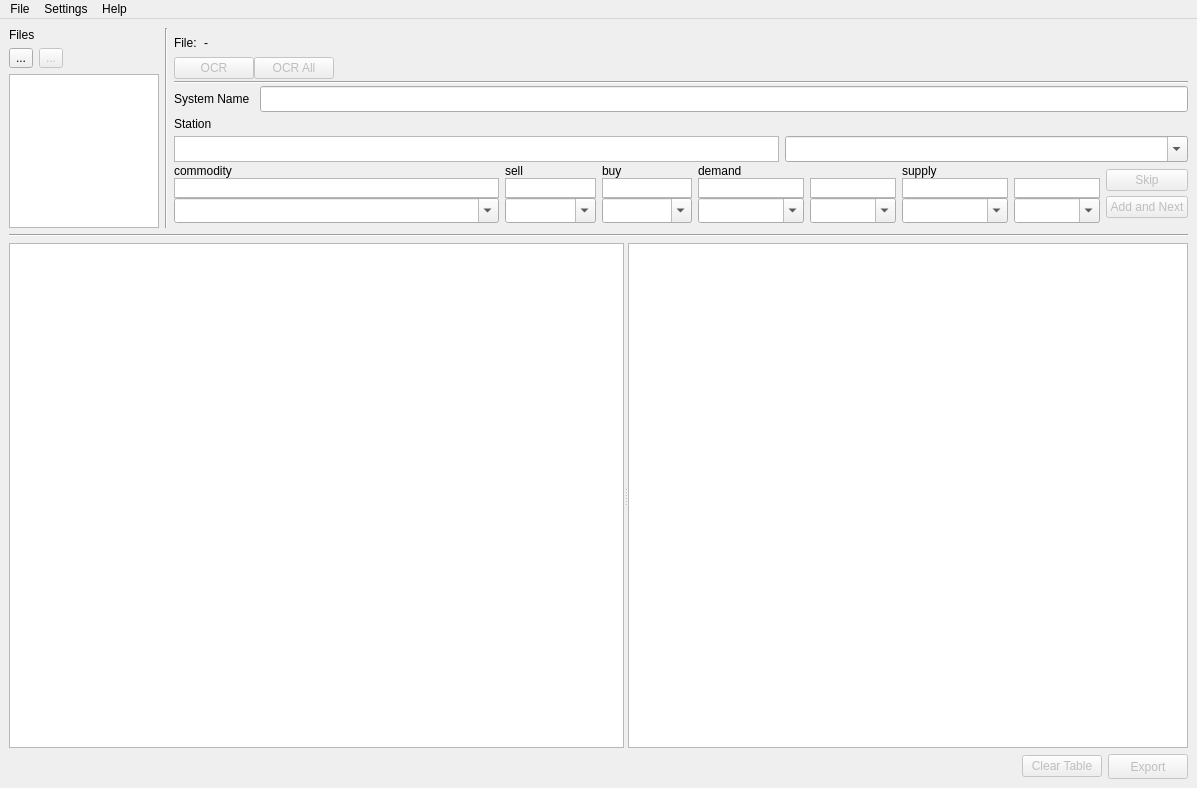
Above: eliteOCRGUI.ui from seeebek/EliteOCR before the change. Below: the same form after it.
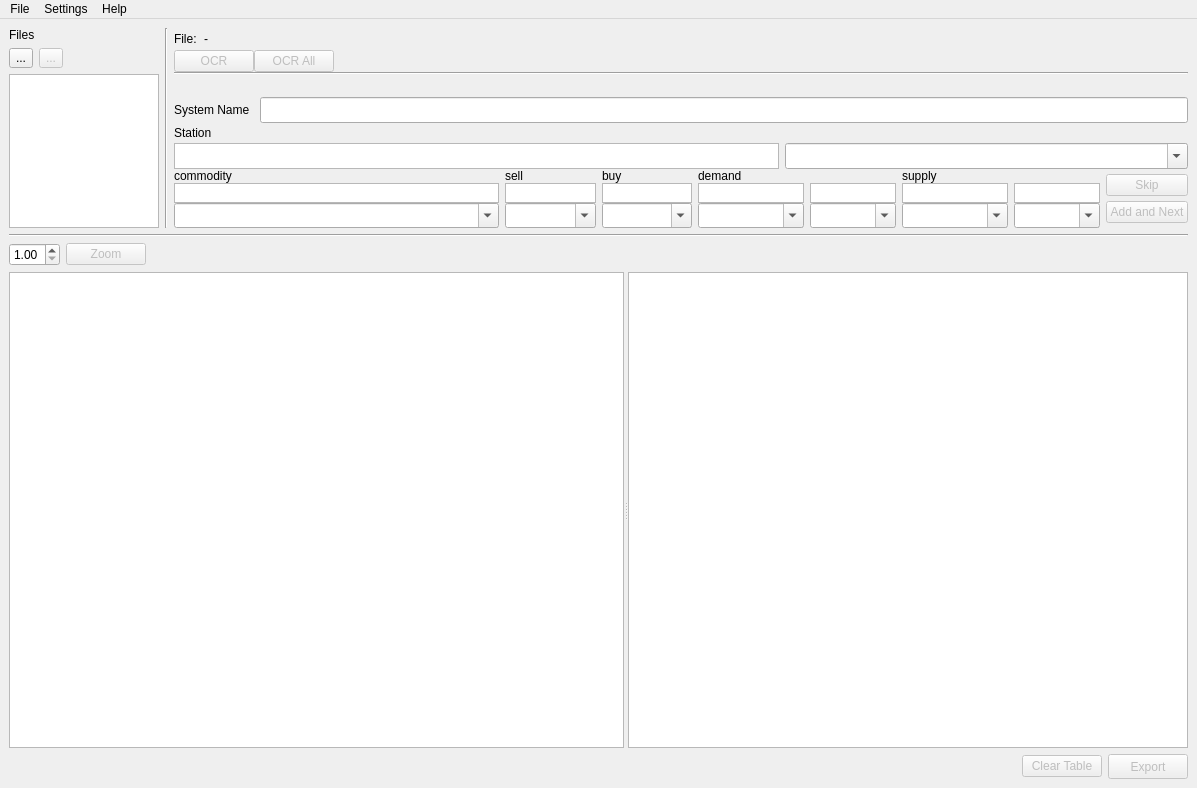
That is the form after the change. Icons and pictures are not drawn. Custom widgets are drawn as their Qt base class.

```diff
--- a/eliteOCRGUI.ui
+++ b/eliteOCRGUI.ui
@@ -237,6 +237,16 @@
            </property>
           </widget>
          </item>
+         <item>
+          <widget class="QLabel" name="system_not_found">
+           <property name="styleSheet">
+            <string notr="true">QLabel {color: red; }</string>
+           </property>
+           <property name="text">
+            <string/>
+           </property>
+          </widget>
+         </item>
          <item>
           <layout class="QHBoxLayout" name="horizontalLayout_6">
            <property name="spacing">
@@ -974,6 +984,46 @@
       </property>
      </widget>
     </item>
+    <item>
+     <layout class="QHBoxLayout" name="horizontalLayout_10">
+      <item>
+       <widget class="QDoubleSpinBox" name="factor">
+        <property name="minimum">
+         <double>1.000000000000000</double>
+        </property>
+        <property name="maximum">
+         <double>5.000000000000000</double>
+        </property>
+        <property name="singleStep">
+         <double>0.250000000000000</double>
+        </property>
+       </widget>
+      </item>
+      <item>
+       <widget class="QPushButton" name="zoom_button">
+        <property name="enabled">
+         <bool>false</bool>
+        </property>
+        <property name="text">
+         <string>Zoom</string>
+        </property>
+       </widget>
+      </item>
+      <item>
+       <spacer name="horizontalSpacer_4">
+        <property name="orientation">
+         <enum>Qt::Horizontal</enum>
+        </property>
+        <property name="sizeHint" stdset="0">
+         <size>
+          <width>40</width>
+          <height>20</height>
+         </size>
+        </property>
+       </spacer>
+      </item>
+     </layout>
+    </item>
     <item>
      <layout class="QHBoxLayout" name="horizontalLayout_4" stretch="0">
       <item>
```
Left out of the diff: 9 changed lines with no effect on the pictures.
